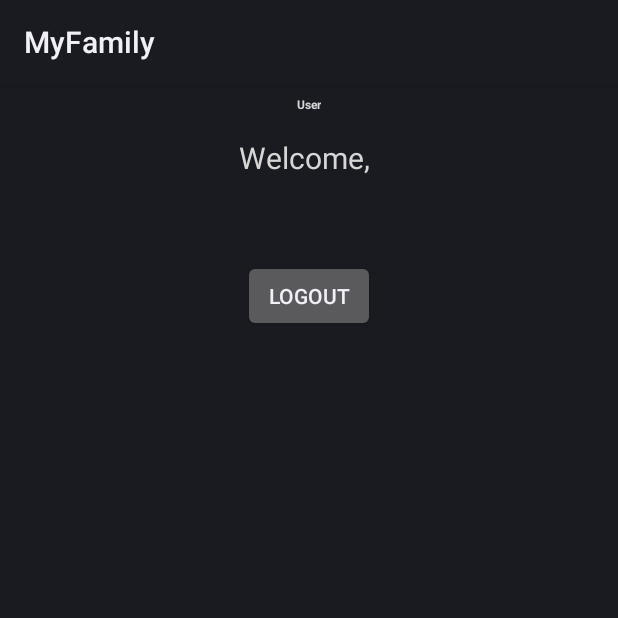
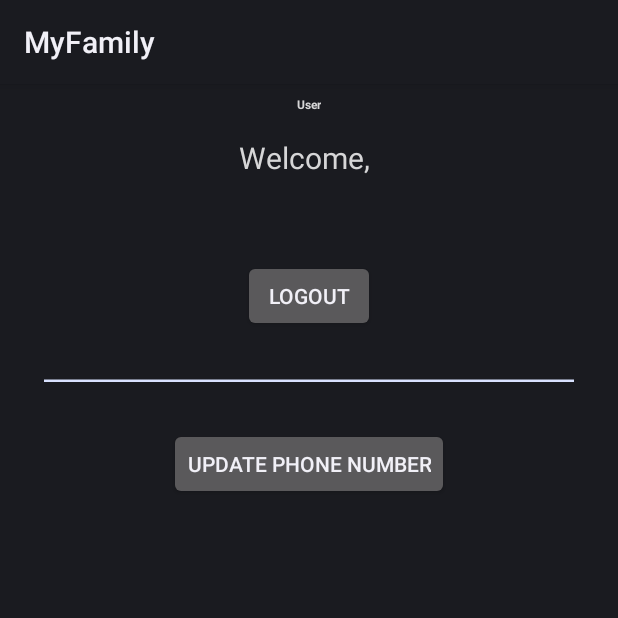
Before and after one commit to Siddheshjondhale/FamSafe, an Android app: the fragment ProfileFragment shown on its own in the app's theme, on a phone screen of 412 x 824 dp, the top half of it. Run offline under Robolectric (Android 15) with nearby library versions, the phone set to English and light mode, and no system bars; our stand-ins replace Firebase (no records; nobody signed in at launch, a user with empty details on screens opened directly).

```diff
--- a/app/src/main/AndroidManifest.xml
+++ b/app/src/main/AndroidManifest.xml
@@ -5,6 +5,7 @@
     <uses-permission android:name="android.permission.INTERNET" /> <!-- for current location permission -->
     <uses-permission android:name="android.permission.ACCESS_FINE_LOCATION" />
     <uses-permission android:name="android.permission.ACCESS_COARSE_LOCATION" />
+    <uses-permission android:name="android.permission.SEND_SMS" />
 
     <application
         android:allowBackup="true"
--- a/app/src/main/res/layout/fragment_profile.xml
+++ b/app/src/main/res/layout/fragment_profile.xml
@@ -42,4 +42,34 @@
         app:layout_constraintStart_toStartOf="parent"
         app:layout_constraintTop_toBottomOf="@+id/Email" />
 
+    <EditText
+        android:id="@+id/Edittextphone"
+        android:layout_width="match_parent"
+        android:layout_height="20dp"
+android:layout_marginTop="20dp"
+        android:inputType="number"
+
+        android:layout_marginHorizontal="25dp"
+        app:layout_constraintEnd_toEndOf="parent"
+        app:layout_constraintStart_toStartOf="parent"
+        app:layout_constraintTop_toBottomOf="@+id/logout"
+        android:hint="Enter the phone you wish to update"
+        />
+
+
+
+    <Button
+        android:id="@+id/sendsmsboy"
+        android:layout_width="wrap_content"
+        android:layout_height="wrap_content"
+        android:layout_marginTop="24dp"
+        android:text="Update phone number"
+
+        app:layout_constraintEnd_toEndOf="parent"
+        app:layout_constraintStart_toStartOf="parent"
+        app:layout_constraintTop_toBottomOf="@+id/Edittextphone" />
+
+
+
+
 </androidx.constraintlayout.widget.ConstraintLayout>
```
Also changed, not shown: app/src/main/java/com/example/famsafe/HomeFragment.kt (+16 -4 lines), app/src/main/java/com/example/famsafe/MainActivity.kt (+46 -57 lines), app/src/main/java/com/example/famsafe/MapsFragment.kt (+7 -5 lines), app/src/main/java/com/example/famsafe/ProfileFragment.kt (+16 -2 lines), app/src/main/java/com/example/famsafe/smscodetemp.kt (added, +63 -0 lines).
